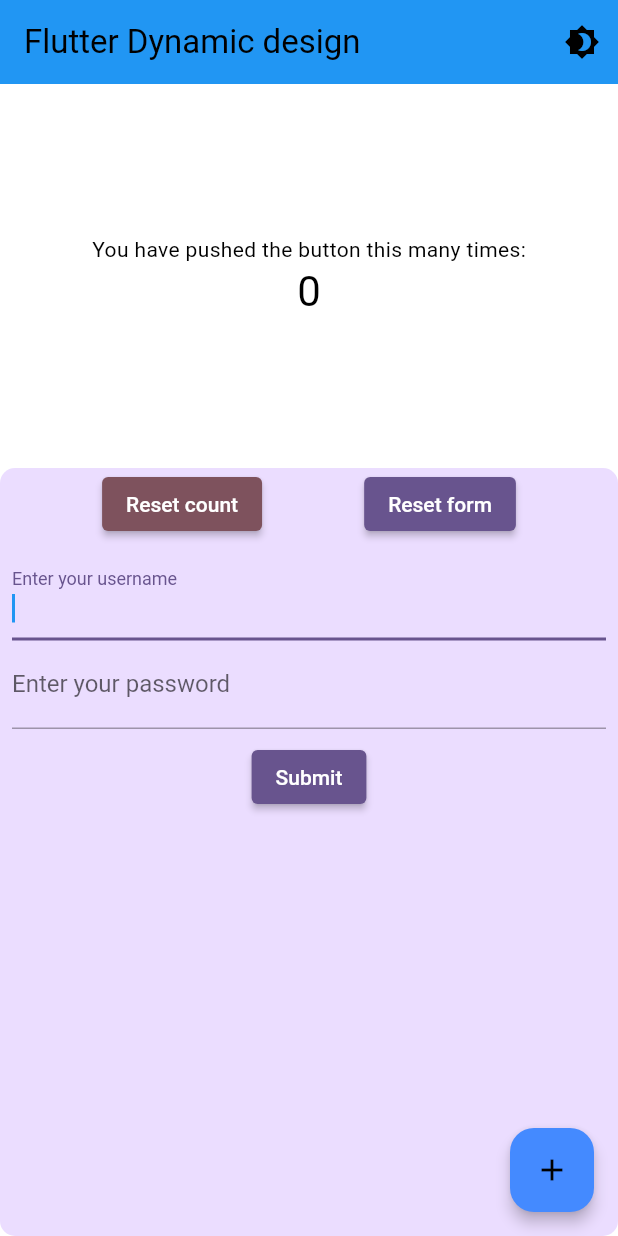
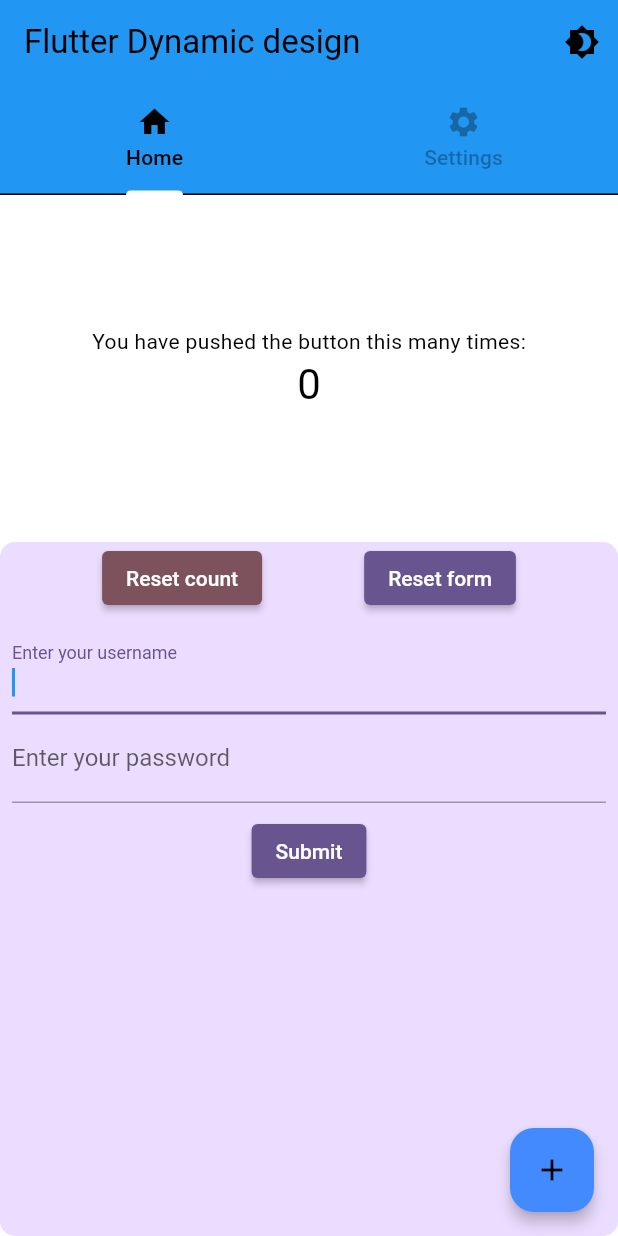
Before and after one commit to yamilms-volenday/flutter_form, a Flutter app: the screen it shows after launch, on a phone screen of 412 x 824 dp. Run offline on Flutter 3.47's test engine with Material 2 defaults, Android fonts, the phone set to English and light mode, and no system bars.

```diff
--- a/lib/main.dart
+++ b/lib/main.dart
@@ -1,5 +1,6 @@
 import 'package:flutter/material.dart';
 import 'package:provider/provider.dart';
+import 'package:flutter_sandbox/settings.dart';
 
 void main() {
   runApp(const MyApp());
@@ -91,10 +92,31 @@ class _MyHomePageState extends State<MyHomePage> {
   Widget build(BuildContext context) {
     Store appState = context.watch<Store>();
 
-    return Scaffold(
+    return DefaultTabController(
+      length: 2,
+      child: Scaffold(
         appBar: AppBar(
           backgroundColor: Theme.of(context).colorScheme.primary,
           title: Text(widget.title),
+          bottom: TabBar(
+            labelColor: Theme.of(context)
+                .colorScheme
+                .onPrimary, // Color of the icon when selected
+            unselectedLabelColor: Theme.of(context)
+                .colorScheme
+                .onPrimary
+                .withAlpha(80), // Color of the icon when not selected
+            tabs: const [
+              Tab(
+                icon: Icon(Icons.home),
+                text: 'Home',
+              ),
+              Tab(
+                icon: Icon(Icons.settings),
+                text: 'Settings',
+              ),
+            ],
+          ),
           actions: [
             IconButton(
               onPressed: () {
@@ -104,19 +126,37 @@ class _MyHomePageState extends State<MyHomePage> {
             ),
           ],
         ),
+        body: TabBarView(
+          children: [
+            Scaffold(
               body: Center(
                 child: Column(
                   mainAxisAlignment: MainAxisAlignment.center,
                   children: [
                     Expanded(
-              flex: 1,
+                      child: Draggable(
+                        data: "Your Data",
+                        feedback: Material(
                           child: Column(
                             mainAxisAlignment: MainAxisAlignment.center,
                             children: [
-                  Draggable(
-                    data: "Your Data",
-                    feedback: Material(
+                              const Text('You are draggin the widget:'),
+                              Text('$_counter',
+                                  style: Theme.of(context)
+                                      .textTheme
+                                      .headlineMedium),
+                              appState.user != null
+                                  ? Text(appState.user!)
+                                  : Container(),
+                              appState.pass != null
+                                  ? Text(appState.pass!)
+                                  : Container(),
+                            ],
+                          ),
+                        ),
+                        childWhenDragging: Container(),
                         child: Column(
+                          mainAxisAlignment: MainAxisAlignment.center,
                           children: [
                             const Text(
                                 'You have pushed the button this many times:'),
@@ -130,33 +170,16 @@ class _MyHomePageState extends State<MyHomePage> {
                                 ? Text(appState.pass!)
                                 : Container(),
                           ],
-                      ),
-                    ),
-                    childWhenDragging: Container(),
-                    child: Column(
-                      children: [
-                        const Text(
-                            'You have pushed the button this many times:'),
-                        Text('$_counter',
-                            style: Theme.of(context).textTheme.headlineMedium),
-                        appState.user != null
-                            ? Text(appState.user!)
-                            : Container(),
-                        appState.pass != null
-                            ? Text(appState.pass!)
-                            : Container(),
-                      ],
                         ), // What to display when the draggable is picked up
-                  )
-                ],
                       ),
                     ),
                     Theme(
                       data: ThemeData(
                           colorScheme: ColorScheme.fromSeed(
                         seedColor: Colors.deepPurple,
-                brightness:
-                    appState.isDark ? Brightness.dark : Brightness.light,
+                        brightness: appState.isDark
+                            ? Brightness.dark
+                            : Brightness.light,
                       )),
                       child: Builder(builder: (innerContainer) {
                         return Expanded(
@@ -174,7 +197,8 @@ class _MyHomePageState extends State<MyHomePage> {
                               mainAxisAlignment: MainAxisAlignment.start,
                               children: [
                                 Row(
-                          mainAxisAlignment: MainAxisAlignment.spaceEvenly,
+                                  mainAxisAlignment:
+                                      MainAxisAlignment.spaceEvenly,
                                   children: [
                                     ElevatedButton(
                                       onPressed: () {
@@ -205,7 +229,7 @@ class _MyHomePageState extends State<MyHomePage> {
                           ),
                         );
                       }),
-            )
+                    ),
                   ],
                 ),
               ),
@@ -216,6 +240,13 @@ class _MyHomePageState extends State<MyHomePage> {
                 elevation: appState.isDark ? 0 : 4,
                 tooltip: 'Increment',
                 child: const Icon(Icons.add),
+              ),
+            ),
+            const Center(
+              child: Settings(),
+            ),
+          ],
+        ),
       ),
     );
   }
@@ -251,7 +282,8 @@ class _FormExampleState extends State<FormExample> {
   @override
   Widget build(BuildContext context) {
     Store appState = context.watch<Store>();
-    return Padding(
+    return SingleChildScrollView(
+      child: Padding(
         padding: const EdgeInsets.all(8.0),
         child: Form(
           key: appState.formKey,
@@ -296,6 +328,7 @@ class _FormExampleState extends State<FormExample> {
             ],
           ),
         ),
+      ),
     );
   }
 }
```
Also changed, not shown: lib/settings.dart (added, +64 -0 lines). Lines whose indentation alone changed are shown as unchanged.
